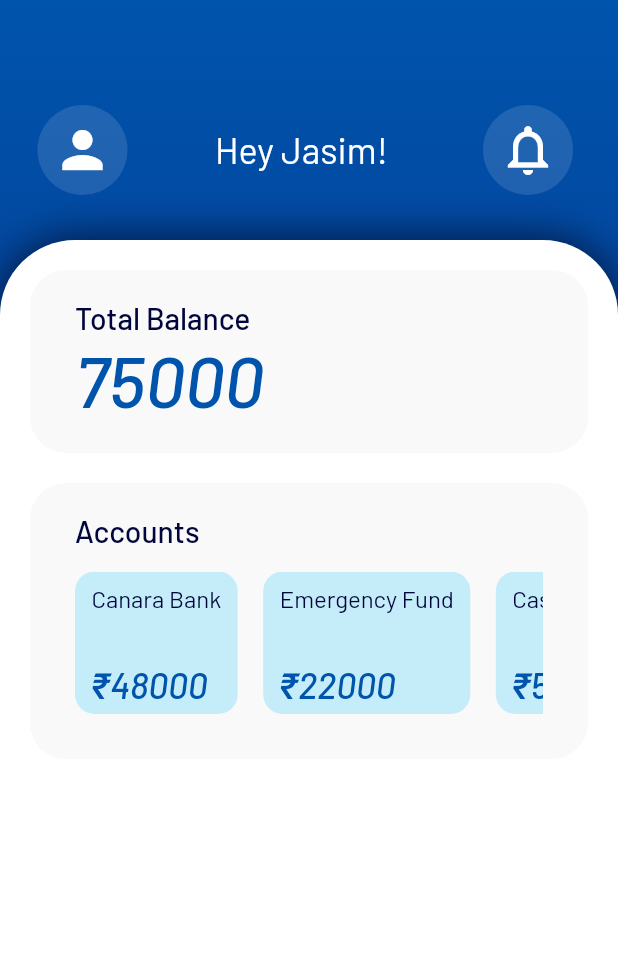
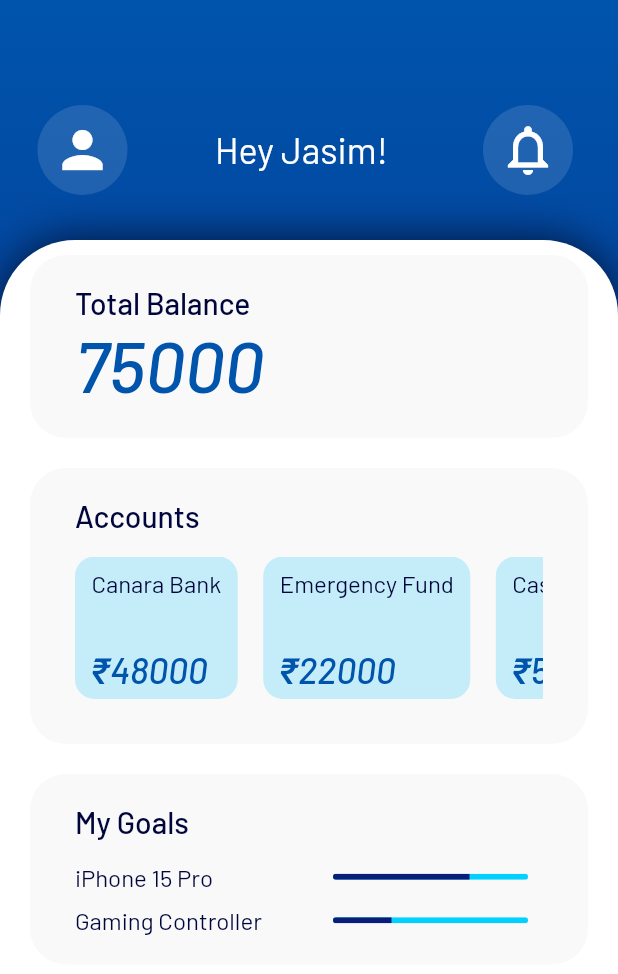
Before and after one commit to jasimrazi/BudgetTracker, a Flutter app: the HomePage screen opened directly, on a phone screen of 412 x 824 dp. Shown: the top 974 px of the screen. Run offline on Flutter 3.47's test engine with Material 2 defaults, Android fonts, the phone set to English and light mode, and no system bars.

Commit message:
Add MyGoals

```diff
--- a/btracker/lib/homepage.dart
+++ b/btracker/lib/homepage.dart
@@ -85,9 +85,8 @@ class _HomePageState extends State<HomePage> {
                 ),
                 child: ListView(
                   children: [
-                    Padding(
-                      padding: const EdgeInsets.fromLTRB(0, 10, 0, 10),
-                      child: Container(
+                    Container(
+                      margin: EdgeInsets.fromLTRB(0, 0, 0, 20),
                       padding: EdgeInsets.fromLTRB(30, 20, 30, 20),
                       decoration: BoxDecoration(
                         color: Color(0xfff9f9f9),
@@ -116,10 +115,8 @@ class _HomePageState extends State<HomePage> {
                         ],
                       ),
                     ),
-                    ),
-                    Padding(
-                      padding: const EdgeInsets.fromLTRB(0, 10, 0, 0),
-                      child: Container(
+                    Container(
+                      margin: EdgeInsets.fromLTRB(0, 0, 0, 20),
                       padding: EdgeInsets.fromLTRB(30, 20, 30, 30),
                       decoration: BoxDecoration(
                         color: Color(0xfff9f9f9),
@@ -286,7 +283,87 @@ class _HomePageState extends State<HomePage> {
                         ],
                       ),
                     ),
+                    Container(
+                      margin: EdgeInsets.fromLTRB(0, 0, 0, 20),
+                      padding: EdgeInsets.fromLTRB(30, 20, 30, 20),
+                      decoration: BoxDecoration(
+                        color: Color(0xfff9f9f9),
+                        borderRadius: BorderRadius.all(Radius.circular(24)),
                       ),
+                      child: Column(
+                        crossAxisAlignment: CrossAxisAlignment.start,
+                        children: [
+                          Text(
+                            'My Goals',
+                            style: TextStyle(
+                              fontSize: 20,
+                              fontWeight: FontWeight.w500,
+                              color: Color(0xff00063B),
+                            ),
+                          ),
+                          SizedBox(
+                            height: 15,
+                          ),
+                          Row(
+                            mainAxisAlignment: MainAxisAlignment.spaceBetween,
+                            children: [
+                              Text(
+                                'iPhone 15 Pro',
+                                style: TextStyle(
+                                  fontSize: 16,
+                                  fontWeight: FontWeight.w400,
+                                  color: Color(0xff00063B),
+                                ),
+                              ),
+                              Container(
+                                padding: EdgeInsets.fromLTRB(10, 0, 10, 0),
+                                width: 150,
+                                child: ClipRRect(
+                                  borderRadius: BorderRadius.circular(8.0),
+                                  child: LinearProgressIndicator(
+                                    value: 0.7,
+                                    backgroundColor: Color(0xff00D1FF),
+                                    valueColor: AlwaysStoppedAnimation(
+                                        Color(0xff0A1D79)),
+                                    minHeight: 4,
+                                  ),
+                                ),
+                              ),
+                            ],
+                          ),
+                          SizedBox(
+                            height: 10,
+                          ),
+                          Row(
+                            mainAxisAlignment: MainAxisAlignment.spaceBetween,
+                            children: [
+                              Text(
+                                'Gaming Controller',
+                                style: TextStyle(
+                                  fontSize: 16,
+                                  fontWeight: FontWeight.w400,
+                                  color: Color(0xff00063B),
+                                ),
+                              ),
+                              Container(
+                                padding: EdgeInsets.fromLTRB(10, 0, 10, 0),
+                                width: 150,
+                                child: ClipRRect(
+                                  borderRadius: BorderRadius.circular(8.0),
+                                  child: LinearProgressIndicator(
+                                    value: 0.3,
+                                    backgroundColor: Color(0xff00D1FF),
+                                    valueColor: AlwaysStoppedAnimation(
+                                        Color(0xff0A1D79)),
+                                    minHeight: 4,
+                                  ),
+                                ),
+                              ),
+                            ],
+                          ),
+                        ],
+                      ),
+                    )
                   ],
                 ),
               ),
```
Lines whose indentation alone changed are shown as unchanged.
